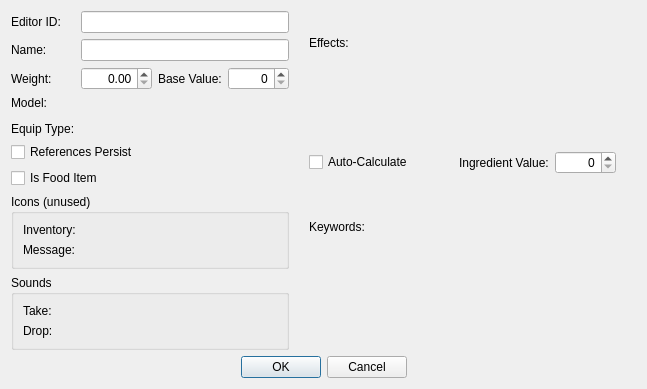
DavidJCobb/DovahKit, file native/src/DovahKit/ui/form_windows/ingredient.ui: the form before one commit.
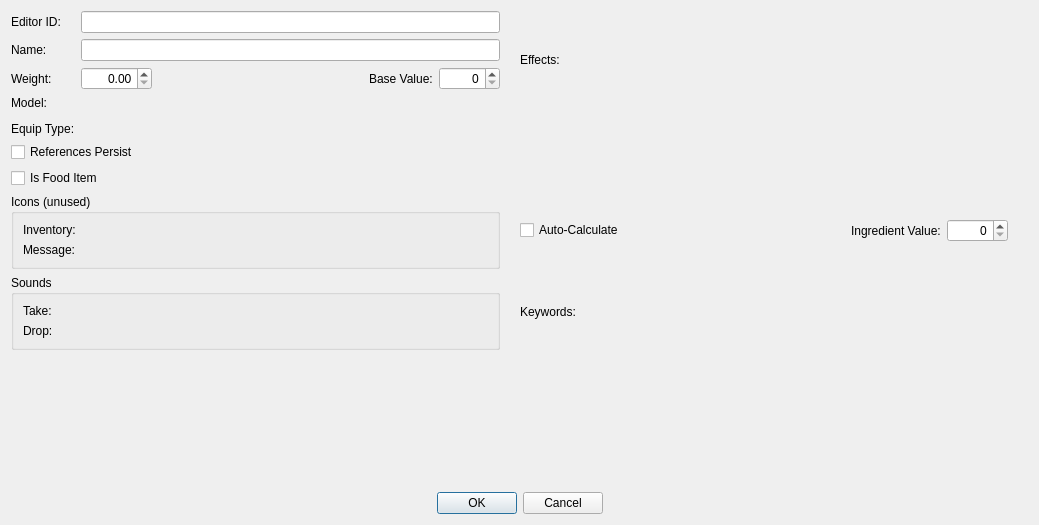
The form after the commit. Custom widgets are drawn as their Qt base class.

Commit message:
Various fixes to form-editing dialogs
Including typo fixes in "What's This?" text, minor layout fixes, fixes for outdated "What's This?" text, added "What's This?" text, and a fix to some fields.

```diff
--- a/native/src/DovahKit/ui/form_windows/ingredient.ui
+++ b/native/src/DovahKit/ui/form_windows/ingredient.ui
@@ -2,6 +2,14 @@
 <ui version="4.0">
  <class>FormDialogIngredient</class>
  <widget class="QDialog" name="FormDialogIngredient">
+  <property name="geometry">
+   <rect>
+    <x>0</x>
+    <y>0</y>
+    <width>1039</width>
+    <height>525</height>
+   </rect>
+  </property>
   <property name="windowTitle">
    <string>Ingredient</string>
   </property>
@@ -230,6 +238,19 @@
        </layout>
       </widget>
      </item>
+     <item>
+      <spacer name="verticalSpacer_2">
+       <property name="orientation">
+        <enum>Qt::Vertical</enum>
+       </property>
+       <property name="sizeHint" stdset="0">
+        <size>
+         <width>0</width>
+         <height>0</height>
+        </size>
+       </property>
+      </spacer>
+     </item>
     </layout>
    </item>
    <item row="0" column="2">
```
The commit also changes 6 other files.
